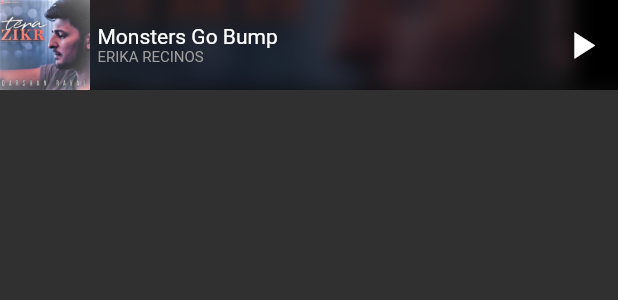
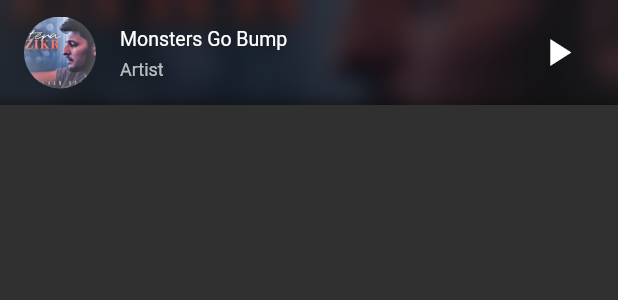
Before and after one commit to GFG-CLUB-KIIT/Hear-ME, a Flutter app: the BottomMusicSheet widget shown alone on an empty page, opened directly, on a phone screen of 412 x 824 dp. Shown: the top 300 px of the screen. Run offline on Flutter 3.47's test engine with Material 2 defaults, Android fonts, the phone set to English and light mode, and no system bars; our stand-ins replace firebase_auth, firebase_core, just_audio, material_design_icons_flutter, palette_generator; missing offline and left inert: audio_session, des_plugin, flutter_circular_slider, flutter_glow; accounts and stored records are empty; network calls fail.

```diff
--- a/lib/Widgets/bottomMusicSheet.dart
+++ b/lib/Widgets/bottomMusicSheet.dart
@@ -15,8 +15,8 @@ class BottomMusicSheet extends StatelessWidget {
             alignment: Alignment.center,
             children: [
               Container(
-                width: MediaQuery.of(context).size.width - 60,
-                height: 60,
+                width: MediaQuery.of(context).size.width,
+                height: 70,
                 child: ShaderMask(
                   shaderCallback: (rect) {
                     return LinearGradient(
@@ -38,7 +38,7 @@ class BottomMusicSheet extends StatelessWidget {
                 ),
               ),
               Container(
-                height: 60,
+                height: 70,
                 child: ClipRRect(
                   child: BackdropFilter(
                     filter: ImageFilter.blur(sigmaX: 7.0, sigmaY: 7.0),
@@ -51,50 +51,30 @@ class BottomMusicSheet extends StatelessWidget {
                   ),
                 ),
               ),
-              Container(
-                height: 60,
-                child: Row(
-                  mainAxisAlignment: MainAxisAlignment.spaceBetween,
-                  children: [
-                    InkWell(
-                      child: Row(
-                        children: [
-                          Image.asset(
+              ListTile(
+                dense: true,
+                leading: ClipRRect(
+                  borderRadius: BorderRadius.circular(50),
+                  child: Image.asset(
                     "Assets/Images/tera-zikr.jpg",
                     fit: BoxFit.cover,
-                            width: 60,
-                            height: 60,
                   ),
-                          SizedBox(
-                            width: 5,
                 ),
-                          Column(
-                            crossAxisAlignment: CrossAxisAlignment.start,
-                            mainAxisAlignment: MainAxisAlignment.center,
-                            children: [
-                              Text("Monsters Go Bump"),
-                              Text("ERIKA RECINOS",
-                                  style: TextStyle(
-                                    color: Colors.grey,
-                                    fontSize: 10,
-                                  )),
-                            ],
-                          )
-                        ],
-                      ),
-                      onTap: () {
-                        Navigator.push(context,
-                            MaterialPageRoute(builder: (context) => Player()));
-                      },
-                    ),
-                    // playControl(MainAxisAlignment.spaceBetween),
-                    IconButton(
+                title: Text("Monsters Go Bump"),
+                subtitle: Text("Artist"),
+                trailing: IconButton(
                   icon: Icon(Icons.play_arrow),
                   iconSize: 30,
                   onPressed: () {},
-                    )
-                  ],
                 ),
+                onTap: () {
+                  Navigator.push(
+                    context,
+                    MaterialPageRoute(
+                      builder: (context) => Player(),
+                    ),
+                  );
+                },
               ),
             ],
           ),
@@ -103,3 +83,49 @@ class BottomMusicSheet extends StatelessWidget {
     );
   }
 }
+
+// Container(
+//                 height: 60,
+//                 child: Row(
+//                   mainAxisAlignment: MainAxisAlignment.spaceBetween,
+//                   children: [
+//                     InkWell(
+//                       child: Row(
+//                         children: [
+//                           Image.asset(
+//                             "Assets/Images/tera-zikr.jpg",
+//                             fit: BoxFit.cover,
+//                             width: 60,
+//                             height: 60,
+//                           ),
+//                           SizedBox(
+//                             width: 5,
+//                           ),
+//                           Column(
+//                             crossAxisAlignment: CrossAxisAlignment.start,
+//                             mainAxisAlignment: MainAxisAlignment.center,
+//                             children: [
+//                               Text("Monsters Go Bump"),
+//                               Text("ERIKA RECINOS",
+//                                   style: TextStyle(
+//                                     color: Colors.grey,
+//                                     fontSize: 10,
+//                                   )),
+//                             ],
+//                           )
+//                         ],
+//                       ),
+//                       onTap: () {
+//                         Navigator.push(context,
+//                             MaterialPageRoute(builder: (context) => Player()));
+//                       },
+//                     ),
+//                     // playControl(MainAxisAlignment.spaceBetween),
+//                     IconButton(
+//                       icon: Icon(Icons.play_arrow),
+//                       iconSize: 30,
+//                       onPressed: () {},
+//                     )
+//                   ],
+//                 ),
+//               ),
```
Also changed, not shown: pubspec.lock. Lines whose indentation alone changed are shown as unchanged.
